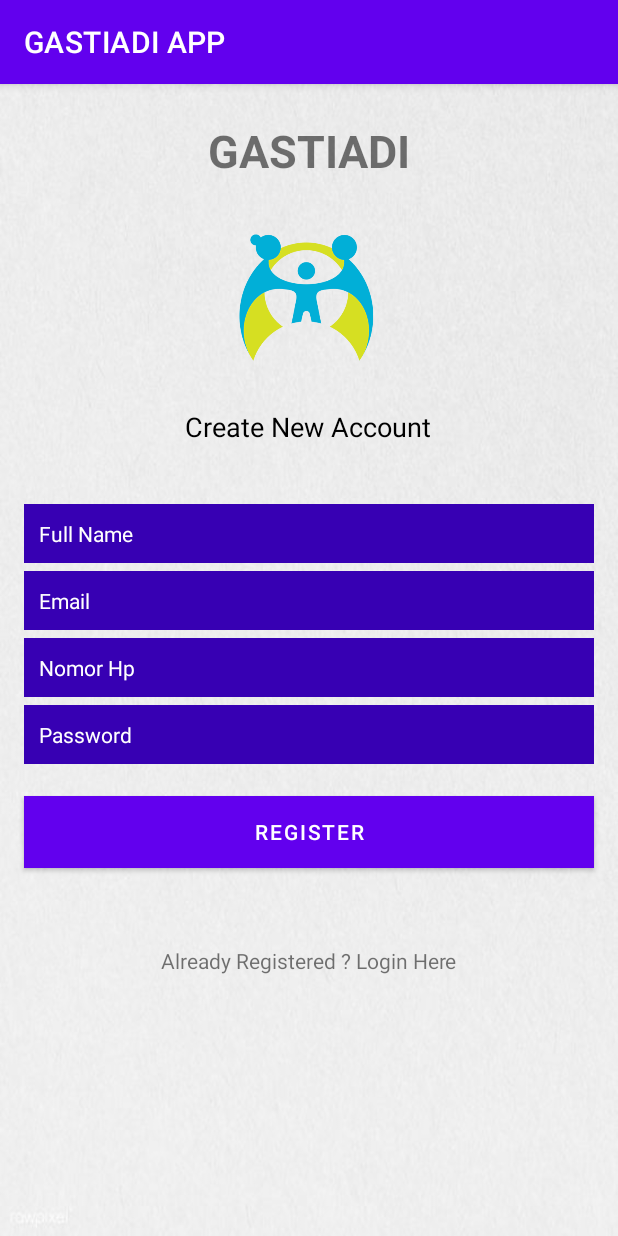
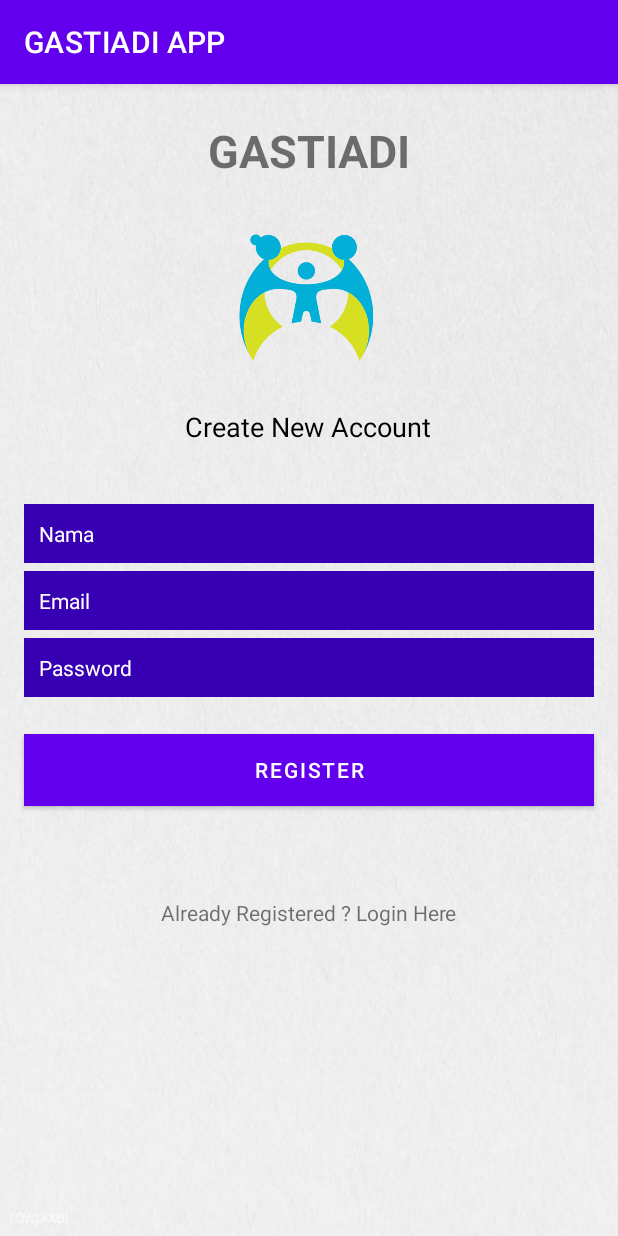
Before and after one commit to irfanazizalamin/GASTIADI-APP, an Android app: the Register screen opened directly, with no data from a screen before it, on a phone screen of 412 x 824 dp. Run offline under Robolectric (Android 15) with nearby library versions, the phone set to English and light mode, and no system bars; our stand-ins replace Firebase (no records; nobody signed in at launch, a user with empty details on screens opened directly).

Commit message:
Menambahkan gambar dashboard Menambahkan Teks judul Menambahkan Teks Deskripsi Membuat Login Membuat Register

```diff
--- a/app/src/main/res/layout/activity_register.xml
+++ b/app/src/main/res/layout/activity_register.xml
@@ -62,8 +62,9 @@
         android:ems="10"
         android:inputType="textPersonName"
         android:padding="10dp"
-        android:text="Full Name"
-        android:textColor="@color/colorWhite"
+        android:hint="Nama"
+        android:textColorHint="@color/white"
+        android:textColor="@color/white"
         android:textSize="14sp"
         app:layout_constraintBottom_toBottomOf="parent"
         app:layout_constraintEnd_toEndOf="parent"
@@ -72,7 +73,7 @@
         app:layout_constraintVertical_bias="0.07999998" />
 
     <EditText
-        android:id="@+id/eEmail"
+        android:id="@+id/email"
         android:layout_width="0dp"
         android:layout_height="wrap_content"
         android:layout_marginStart="16dp"
@@ -84,7 +85,8 @@
         android:ems="10"
         android:inputType="textPersonName"
         android:padding="10dp"
-        android:text="Email"
+        android:hint="Email"
+        android:textColorHint="@color/white"
         android:textColor="@color/colorWhite"
         android:textSize="14sp"
         app:layout_constraintBottom_toBottomOf="parent"
@@ -93,27 +95,7 @@
         app:layout_constraintTop_toBottomOf="@+id/eFullName"
         app:layout_constraintVertical_bias="0.0" />
 
-    <EditText
-        android:id="@+id/eNoHp"
-        android:layout_width="0dp"
-        android:layout_height="wrap_content"
-        android:layout_marginStart="16dp"
-        android:layout_marginLeft="16dp"
-        android:layout_marginTop="5dp"
-        android:layout_marginEnd="16dp"
-        android:layout_marginRight="16dp"
-        android:background="@color/colorPrimaryDark"
-        android:ems="10"
-        android:inputType="textPersonName"
-        android:padding="10dp"
-        android:text="Nomor Hp"
-        android:textColor="@color/colorWhite"
-        android:textSize="14sp"
-        app:layout_constraintBottom_toBottomOf="parent"
-        app:layout_constraintEnd_toEndOf="parent"
-        app:layout_constraintStart_toStartOf="parent"
-        app:layout_constraintTop_toBottomOf="@+id/eEmail"
-        app:layout_constraintVertical_bias="0.0" />
+
 
     <EditText
         android:id="@+id/ePassword"
@@ -128,13 +110,14 @@
         android:ems="10"
         android:inputType="textPersonName"
         android:padding="10dp"
-        android:text="Password"
+        android:hint="Password"
+        android:textColorHint="@color/white"
         android:textColor="@color/colorWhite"
         android:textSize="14sp"
         app:layout_constraintBottom_toBottomOf="parent"
         app:layout_constraintEnd_toEndOf="parent"
         app:layout_constraintStart_toStartOf="parent"
-        app:layout_constraintTop_toBottomOf="@+id/eNoHp"
+        app:layout_constraintTop_toBottomOf="@+id/email"
         app:layout_constraintVertical_bias="0.0" />
 
     <Button
```
